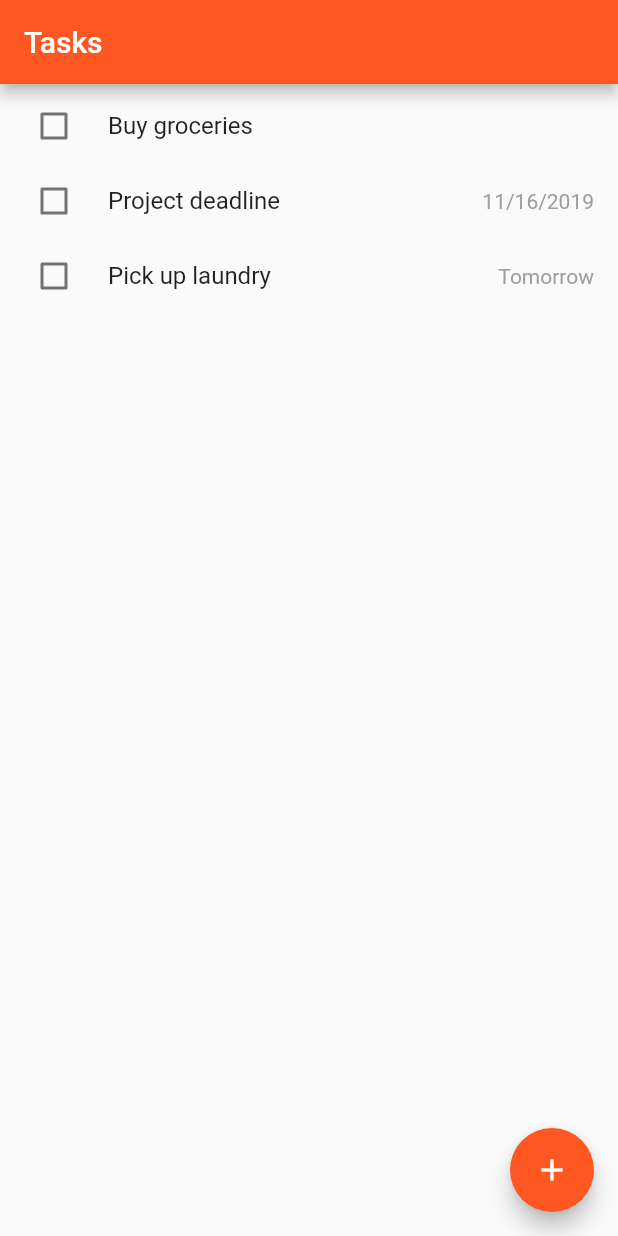
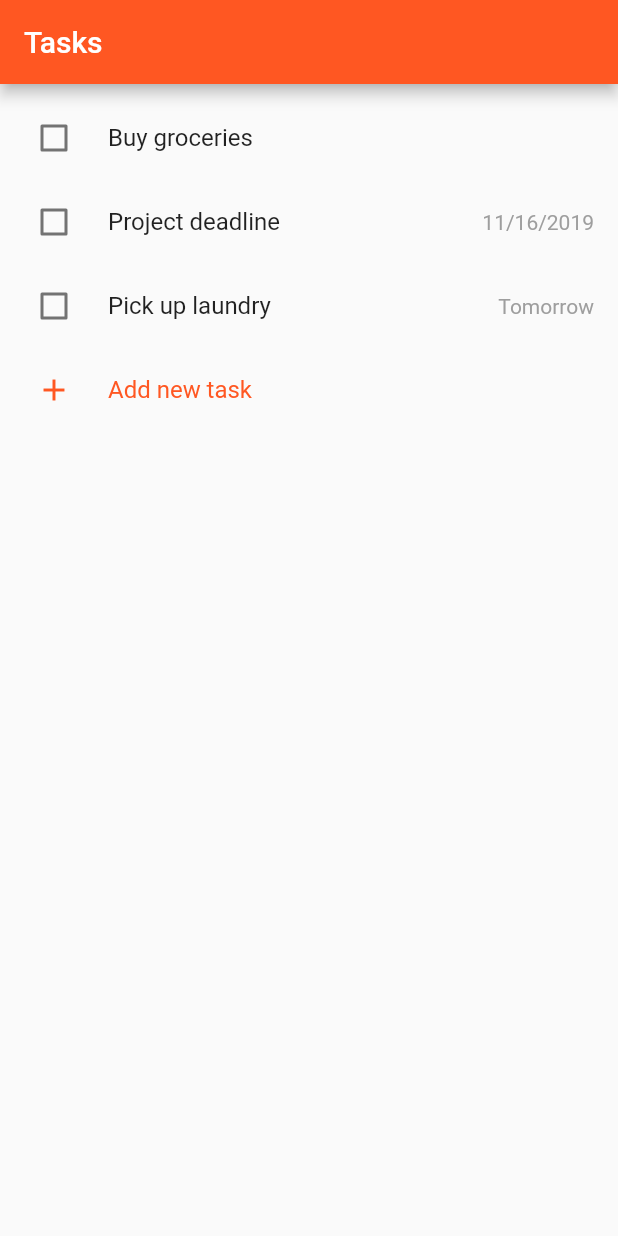
Before and after one commit to xusoo/flutter-simple-todo, a Flutter app: the screen it shows after launch, on a phone screen of 412 x 824 dp. Run offline on Flutter 3.47's test engine with Material 2 defaults, Android fonts, the phone set to English and light mode, and no system bars.

Commit message:
Add and edit tasks in-place instead of using a different page

```diff
--- a/lib/main.dart
+++ b/lib/main.dart
@@ -1,8 +1,7 @@
 import 'package:flutter/material.dart';
 import 'package:provider/provider.dart';
-import 'package:simple_todo/edit_task_page.dart';
-import 'package:simple_todo/model/tasks_model.dart';
-import 'package:simple_todo/tasks_list.dart';
+import 'package:simple_todo/models/tasks_model.dart';
+import 'package:simple_todo/widgets/tasks_list.dart';
 
 void main() => runApp(MyApp());
 
@@ -29,21 +28,13 @@ class MyApp extends StatelessWidget {
 }
 
 class HomePage extends StatelessWidget {
-  _addNewTask(context) {
-    Navigator.push(context, MaterialPageRoute(builder: (context) => EditTaskPage()));
-  }
-
   @override
   Widget build(BuildContext context) {
     return Scaffold(
-        appBar: AppBar(
-          title: const Text('Tasks'),
-        ),
-        body: TasksList(),
-        floatingActionButton: FloatingActionButton(
-          onPressed: () => _addNewTask(context),
-          tooltip: 'Create new task',
-          child: const Icon(Icons.add),
-        ));
+      appBar: AppBar(
+        title: const Text('Tasks'),
+      ),
+      body: TasksList(),
+    );
   }
 }
--- a/lib/model/tasks_model.dart
+++ b/lib/models/tasks_model.dart
@@ -11,7 +11,7 @@ class TasksModel with ChangeNotifier {
     new Task(description: 'Pick up laundry', dueDate: DateTime.now().add(Duration(days: 1))),
   ];
 
-  get tasks => UnmodifiableListView(_tasks);
+  List<Task> get tasks => UnmodifiableListView(_tasks);
 
   void addTask(Task task) {
     _tasks.add(task);
--- a/lib/tasks_list.dart
+++ /dev/null
@@ -1,71 +0,0 @@
-import 'package:flutter/material.dart';
-import 'package:flutter/widgets.dart';
-import 'package:intl/date_symbol_data_local.dart';
-import 'package:provider/provider.dart';
-import 'package:simple_todo/edit_task_page.dart';
-import 'package:simple_todo/model/tasks_model.dart';
-
-import 'model/task.dart';
-import 'utils/date_utils.dart';
-
-class TasksList extends StatelessWidget {
-  void _addNewTask(context) {
-    Navigator.push(context, MaterialPageRoute(builder: (context) => EditTaskPage()));
-  }
-
-  void _editTask(context, task) {
-    Navigator.push(context, MaterialPageRoute(builder: (context) => EditTaskPage(task: task)));
-  }
-
-  @override
-  Widget build(BuildContext context) {
-    initializeDateFormatting(Localizations.localeOf(context).toLanguageTag());
-
-    var model = Provider.of<TasksModel>(context);
-
-    return ListView.builder(
-      itemExtent: 50,
-      itemCount: model.tasks.length,
-      itemBuilder: (context, i) {
-        Task task = model.tasks[i];
-
-        return ListTile(
-          onTap: () => _editTask(context, task),
-          contentPadding: EdgeInsets.only(left: 16.0, right: 16.0),
-          leading: Checkbox(
-            materialTapTargetSize: MaterialTapTargetSize.shrinkWrap,
-            value: task.done,
-            onChanged: (value) {
-              task.done = value;
-              model.updateTask(task);
-            },
-          ),
-          title: Row(
-            children: <Widget>[
-              Flexible(
-                child: Text(
-                  task.description,
-                  style: TextStyle(
-                    color: task.done ? Colors.grey : Colors.black87,
-                    decoration: task.done ? TextDecoration.lineThrough : TextDecoration.none,
-                  ),
-                  softWrap: false,
-                  overflow: TextOverflow.fade,
-                ),
-              ),
-            ],
-          ),
-          trailing: !task.done && task.dueDate != null
-              ? Padding(
-                  padding: const EdgeInsets.only(left: 8.0),
-                  child: Text(
-                    DateUtils.friendlyFormatDate(task.dueDate),
-                    style: TextStyle(color: Colors.grey),
-                  ),
-                )
-              : null,
-        );
-      },
-    );
-  }
-}
--- a/lib/utils/date_utils.dart
+++ b/lib/utils/date_utils.dart
@@ -6,18 +6,22 @@ class DateUtils {
   static String formatDate(DateTime date, String pattern) => DateFormat(pattern, Intl.getCurrentLocale()).format(date);
 
   static String friendlyFormatDate(DateTime date) {
-    if (isTomorrow(date)) {
+    if (isToday(date)) {
+      return 'Today';
+    } else if (isTomorrow(date)) {
       return 'Tomorrow';
     } else if (isNextWeek(date)) {
       return 'Next week';
     } else {
-      var days = daysFromNow(date);
-      if (days < 7) {
+      int days = daysFromNow(date);
+      if (days > 0 && days < 7) {
         return "In $days days";
       }
     }
     return formatDate(date, 'yMd');
   }
+
+  static bool isToday(DateTime date) => date != null && daysFromNow(date) == 0;
 
   static bool isTomorrow(DateTime date) => date != null && daysFromNow(date) == 1;
 
--- /dev/null
+++ b/lib/widgets/task_list_tile.dart
@@ -0,0 +1,162 @@
+import 'package:flutter/material.dart';
+import 'package:flutter/services.dart';
+import 'package:provider/provider.dart';
+import 'package:simple_todo/models/task.dart';
+import 'package:simple_todo/models/tasks_model.dart';
+import 'package:simple_todo/utils/date_utils.dart';
+
+class TaskListTile extends StatefulWidget {
+  final Task task;
+  final VoidCallback onTrailingWidgetTap;
+  final VoidCallback onFocus;
+  final bool widgetExpanded;
+
+  const TaskListTile({Key key, @required this.task, @required this.onTrailingWidgetTap, this.widgetExpanded = false, this.onFocus}) : super(key: key);
+
+  @override
+  _TaskListTileState createState() => _TaskListTileState();
+}
+
+class _TaskListTileState extends State<TaskListTile> {
+  FocusNode _focusNode;
+  TextEditingController _controller;
+
+  @override
+  void initState() {
+    super.initState();
+    _focusNode = FocusNode();
+    _controller = new TextEditingController(text: widget.task.description);
+
+    _focusNode.addListener(() {
+      setState(() {
+        if (_focusNode.hasFocus) {
+          widget.onFocus();
+        } else {
+          _updateTask();
+        }
+      });
+    });
+  }
+
+  @override
+  void dispose() {
+    super.dispose();
+    _controller.dispose();
+    _focusNode.dispose();
+  }
+
+  void _updateTask() {
+    final model = Provider.of<TasksModel>(context, listen: false);
+    if (_controller.text.isEmpty) {
+      model.deleteTask(widget.task);
+    } else if (widget.task.description != _controller.text) {
+      widget.task.description = _controller.text;
+      model.updateTask(widget.task);
+    }
+  }
+
+  void _onCheckboxChange(TasksModel model, bool value) {
+    widget.task.done = value;
+    model.updateTask(widget.task);
+    _focusNode.unfocus();
+  }
+
+  @override
+  Widget build(BuildContext context) {
+    final model = Provider.of<TasksModel>(context);
+
+    return Column(
+      children: <Widget>[
+        ListTile(
+          contentPadding: const EdgeInsets.only(left: 16.0, right: 16.0),
+          leading: _buildCheckbox(model),
+          title: _buildTaskTitle(model),
+          trailing: _buildTrailingWidget(),
+        ),
+      ],
+    );
+  }
+
+  Checkbox _buildCheckbox(TasksModel model) {
+    return Checkbox(
+      materialTapTargetSize: MaterialTapTargetSize.shrinkWrap,
+      value: widget.task.done,
+      onChanged: (value) => _onCheckboxChange(model, value),
+    );
+  }
+
+  Widget _buildTaskTitle(TasksModel model) {
+    return Row(
+      children: <Widget>[
+        Flexible(
+          child: TextFormField(
+            focusNode: _focusNode,
+            controller: _controller,
+            textCapitalization: TextCapitalization.sentences,
+            decoration: InputDecoration(
+              hintText: 'Task description',
+              border: InputBorder.none,
+            ),
+            minLines: 1,
+            maxLines: _focusNode.hasFocus ? 4 : 1,
+            style: TextStyle(
+              color: widget.task.done ? Colors.grey : Theme.of(context).textTheme.body1.color,
+              decoration: widget.task.done ? TextDecoration.lineThrough : TextDecoration.none,
+            ),
+          ),
+        ),
+      ],
+    );
+  }
+
+  Widget _buildTrailingWidget() {
+    if (widget.task.done) {
+      return null;
+    }
+
+    if (_focusNode.hasFocus || widget.widgetExpanded) {
+      return GestureDetector(
+        child: Icon(
+          widget.widgetExpanded ? Icons.keyboard_arrow_up : Icons.keyboard_arrow_down,
+        ),
+        onTap: widget.onTrailingWidgetTap,
+      );
+    }
+
+    if (widget.task.dueDate != null) {
+      return GestureDetector(
+        child: Padding(
+          padding: const EdgeInsets.only(left: 8.0),
+          child: Text(
+            DateUtils.friendlyFormatDate(widget.task.dueDate),
+            style: _dateStyle(),
+          ),
+        ),
+        onTap: widget.onTrailingWidgetTap,
+      );
+    }
+
+    return null;
+  }
+
+  TextStyle _dateStyle() {
+    var color, weight;
+
+    if (DateUtils.isToday(widget.task.dueDate)) {
+      color = Theme.of(context).textTheme.title.color;
+      weight = FontWeight.bold;
+    } else if (DateUtils.daysFromNow(widget.task.dueDate) < 1) {
+      color = Colors.red;
+      weight = FontWeight.bold;
+    } else {
+      color = Colors.grey;
+      weight = FontWeight.normal;
+    }
+
+    return TextStyle(
+      color: color,
+      fontWeight: weight,
+      fontSize: 14,
+    );
+  }
+}
--- /dev/null
+++ b/lib/widgets/tasks_list.dart
@@ -0,0 +1,140 @@
+import 'package:flutter/material.dart';
+import 'package:flutter/widgets.dart';
+import 'package:intl/date_symbol_data_local.dart';
+import 'package:provider/provider.dart';
+import 'package:simple_todo/models/task.dart';
+import 'package:simple_todo/models/tasks_model.dart';
+import 'package:simple_todo/widgets/date_selector.dart';
+import 'package:simple_todo/widgets/task_list_tile.dart';
+
+class TasksList extends StatefulWidget {
+  @override
+  TasksListState createState() => TasksListState();
+}
+
+class TasksListState extends State<TasksList> {
+  bool _autofocusNewTaskField = false;
+  FocusNode _newTaskFieldFocus;
+  TextEditingController _newTaskFieldController;
+  int _expandedRow;
+
+  @override
+  void initState() {
+    super.initState();
+    _newTaskFieldController = new TextEditingController();
+    _newTaskFieldFocus = FocusNode();
+    _newTaskFieldFocus.addListener(() {
+      setState(() {});
+
+      if (_newTaskFieldFocus.hasFocus) {
+        _collapseRowWidget();
+      }
+    });
+  }
+
+  @override
+  void dispose() {
+    super.dispose();
+    _newTaskFieldController.dispose();
+    _newTaskFieldFocus.dispose();
+  }
+
+  void _onNewTaskFieldSubmitted(TasksModel model, String value) {
+    setState(() {
+      _autofocusNewTaskField = value.isNotEmpty;
+    });
+
+    if (value.isNotEmpty) {
+      model.addTask(new Task(description: value));
+    }
+  }
+
+  void _onRowFocus(int row) {
+    setState(() {
+      _expandedRow = _expandedRow == row ? row : null;
+    });
+  }
+
+  void _expandRowWidget(int row) {
+    setState(() {
+      FocusScope.of(context).unfocus();
+      _expandedRow = _expandedRow == row ? null : row;
+    });
+  }
+
+  void _collapseRowWidget() {
+    setState(() => _expandedRow = null);
+  }
+
+  void _updateTaskDate(TasksModel model, Task task, DateTime date) {
+    task.dueDate = date;
+    model.updateTask(task);
+    _collapseRowWidget();
+  }
+
+  @override
+  Widget build(BuildContext context) {
+    initializeDateFormatting(Localizations.localeOf(context).toLanguageTag());
+
+    final model = Provider.of<TasksModel>(context);
+
+    return GestureDetector(
+      onTap: () {
+        FocusScope.of(context).unfocus();
+      },
+      child: ListView.builder(
+        padding: EdgeInsets.only(top: 8.0),
+        itemCount: model.tasks.length + 1,
+        itemBuilder: (context, index) {
+          if (index == model.tasks.length) {
+            return buildNewTaskRow(model);
+          }
+
+          Task task = model.tasks[index];
+
+          return Column(
+            children: <Widget>[
+              TaskListTile(
+                task: task,
+                onTrailingWidgetTap: () => _expandRowWidget(index),
+                widgetExpanded: _expandedRow == index,
+                onFocus: () => _onRowFocus(index),
+              ),
+              if (_expandedRow == index)
+                DateSelector(
+                  initialDate: task.dueDate ?? DateTime.now().add(Duration(days: 1)),
+                  onDateChanged: (date) {
+                    _updateTaskDate(model, task, date);
+                  },
+                )
+            ],
+          );
+        },
+      ),
+    );
+  }
+
+  ListTile buildNewTaskRow(TasksModel model) {
+    return ListTile(
+      contentPadding: const EdgeInsets.only(left: 16.0, right: 16.0),
+      leading: Padding(
+        padding: const EdgeInsets.only(left: 8.0),
+        child: GestureDetector(
+          child: Icon(Icons.add, color: Theme.of(context).accentColor),
+          onTap: _newTaskFieldFocus.requestFocus,
+        ),
+      ),
+      title: TextFormField(
+        focusNode: _newTaskFieldFocus,
+        autofocus: _autofocusNewTaskField,
+        textCapitalization: TextCapitalization.sentences,
+        decoration: InputDecoration(
+          hintText: _newTaskFieldFocus.hasFocus ? null : 'Add new task',
+          border: InputBorder.none,
+          hintStyle: TextStyle(color: Theme.of(context).accentColor),
+        ),
+        onFieldSubmitted: (value) => _onNewTaskFieldSubmitted(model, value),
+      ),
+    );
+  }
+}
```
Also changed, not shown: lib/due_date_selector.dart (deleted, +0 -114 lines), lib/edit_task_page.dart (deleted, +0 -98 lines), lib/widgets/date_selector.dart (added, +42 -0 lines), lib/models/task.dart (renamed from lib/model/task.dart).
